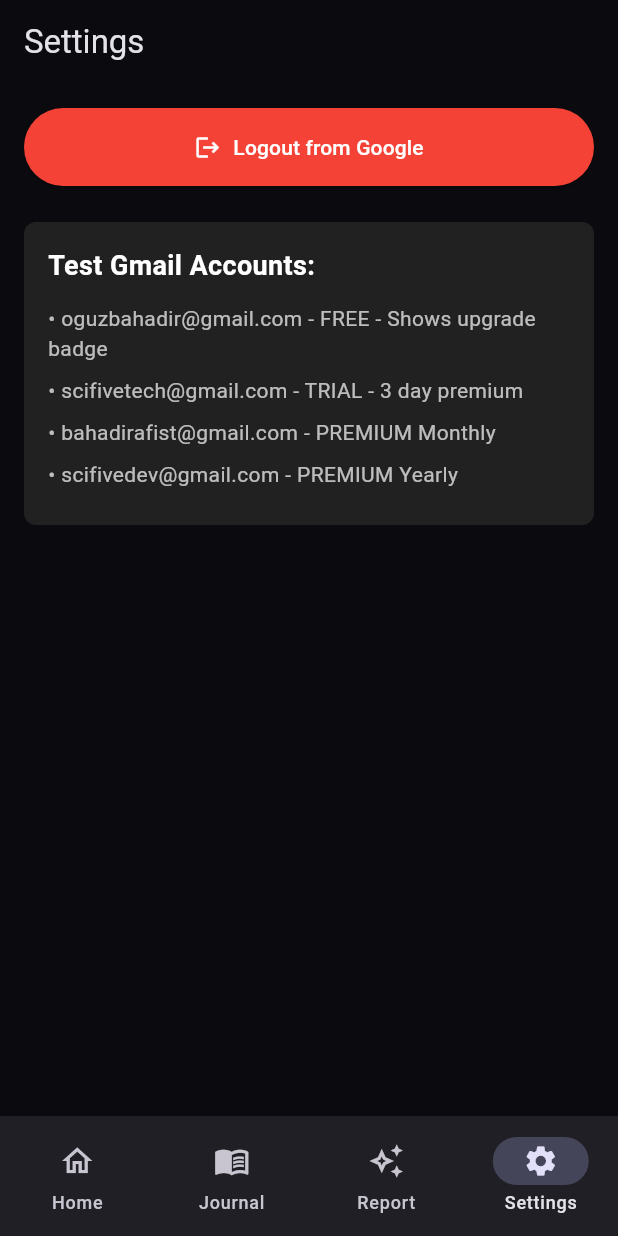
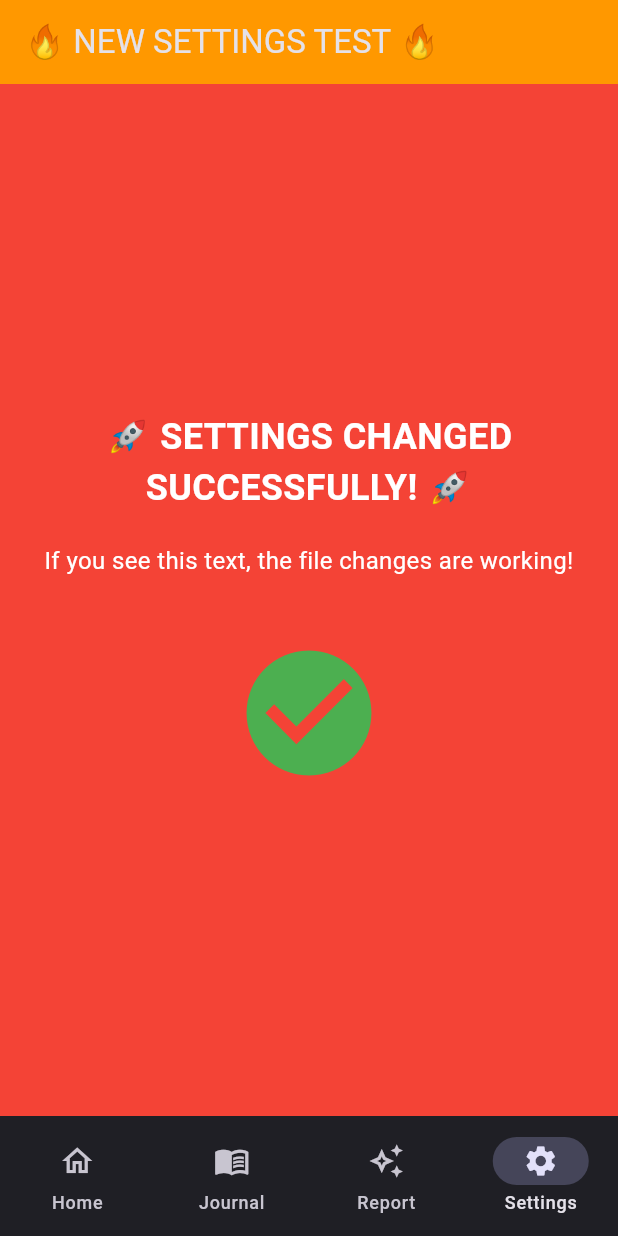
Before and after one commit to sophoclesai-rgb/HypnoLog-Flutter, a Flutter app: the SettingsScreen screen opened by its route, on a phone screen of 412 x 824 dp. Run offline on Flutter 3.47's test engine with Material 3 defaults, Android fonts, the phone set to English and light mode, and no system bars; our stand-ins replace firebase_core, flutter_riverpod, go_router; missing offline and left inert: purchases_flutter; accounts and stored records are empty; generated files the repository leaves out were written again.

Commit message:
Refactor settings screen with new design and test message
Co-authored-by: sophoclesai <sophoclesai@gmail.com>

```diff
--- a/lib/screens/settings/settings_screen.dart
+++ b/lib/screens/settings/settings_screen.dart
@@ -8,81 +8,43 @@ class SettingsScreen extends ConsumerWidget {
   @override
   Widget build(BuildContext context, WidgetRef ref) {
     return Scaffold(
-      backgroundColor: const Color(0xFF0A0A0F),
+      backgroundColor: Colors.red, // DISTINCTIVE RED BACKGROUND
       appBar: AppBar(
-        title: const Text('Settings'),
-        backgroundColor: Colors.transparent,
+        title: const Text('🔥 NEW SETTINGS TEST 🔥'),
+        backgroundColor: Colors.orange,
       ),
       bottomNavigationBar: const HypnoBottomNav(),
-      body: Padding(
-        padding: const EdgeInsets.all(16.0),
+      body: const Center(
         child: Column(
+          mainAxisAlignment: MainAxisAlignment.center,
           children: [
-            // Google Logout Button
-            SizedBox(
-              width: double.infinity,
-              child: ElevatedButton.icon(
-                onPressed: () {
-                  // TODO: Add Firebase/Google logout
-                  ScaffoldMessenger.of(context).showSnackBar(
-                    const SnackBar(
-                      content: Text('Logout functionality will be implemented'),
-                      backgroundColor: Colors.red,
-                    ),
-                  );
-                },
-                style: ElevatedButton.styleFrom(
-                  backgroundColor: Colors.red,
-                  foregroundColor: Colors.white,
-                  padding: const EdgeInsets.symmetric(vertical: 16),
-                ),
-                icon: const Icon(Icons.logout),
-                label: const Text('Logout from Google'),
+            Text(
+              '🚀 SETTINGS CHANGED SUCCESSFULLY! 🚀',
+              style: TextStyle(
+                color: Colors.white,
+                fontSize: 24,
+                fontWeight: FontWeight.bold,
               ),
+              textAlign: TextAlign.center,
             ),
-
-            const SizedBox(height: 24),
-
-            // Test Instructions
-            Container(
-              width: double.infinity,
-              padding: const EdgeInsets.all(16),
-              decoration: BoxDecoration(
-                color: Colors.grey[900],
-                borderRadius: BorderRadius.circular(8),
+            SizedBox(height: 20),
+            Text(
+              'If you see this text, the file changes are working!',
+              style: TextStyle(
+                color: Colors.white,
+                fontSize: 16,
               ),
-              child: Column(
-                crossAxisAlignment: CrossAxisAlignment.start,
-                children: [
-                  const Text(
-                    'Test Gmail Accounts:',
-                    style: TextStyle(
-                      color: Colors.white,
-                      fontSize: 18,
-                      fontWeight: FontWeight.bold,
-                    ),
-                  ),
-                  const SizedBox(height: 12),
-                  _buildEmailInfo('oguzbahadir@gmail.com', 'FREE - Shows upgrade badge'),
-                  _buildEmailInfo('scifivetech@gmail.com', 'TRIAL - 3 day premium'),
-                  _buildEmailInfo('bahadirafist@gmail.com', 'PREMIUM Monthly'),
-                  _buildEmailInfo('scifivedev@gmail.com', 'PREMIUM Yearly'),
-                ],
-              ),
+              textAlign: TextAlign.center,
+            ),
+            SizedBox(height: 40),
+            Icon(
+              Icons.check_circle,
+              color: Colors.green,
+              size: 100,
             ),
           ],
         ),
       ),
     );
   }
-
-  Widget _buildEmailInfo(String email, String type) {
-    return Padding(
-      padding: const EdgeInsets.only(bottom: 8),
-      child: Text(
-        '• $email - $type',
-        style: const TextStyle(color: Colors.white70),
-      ),
-    );
-  }
 }
```
